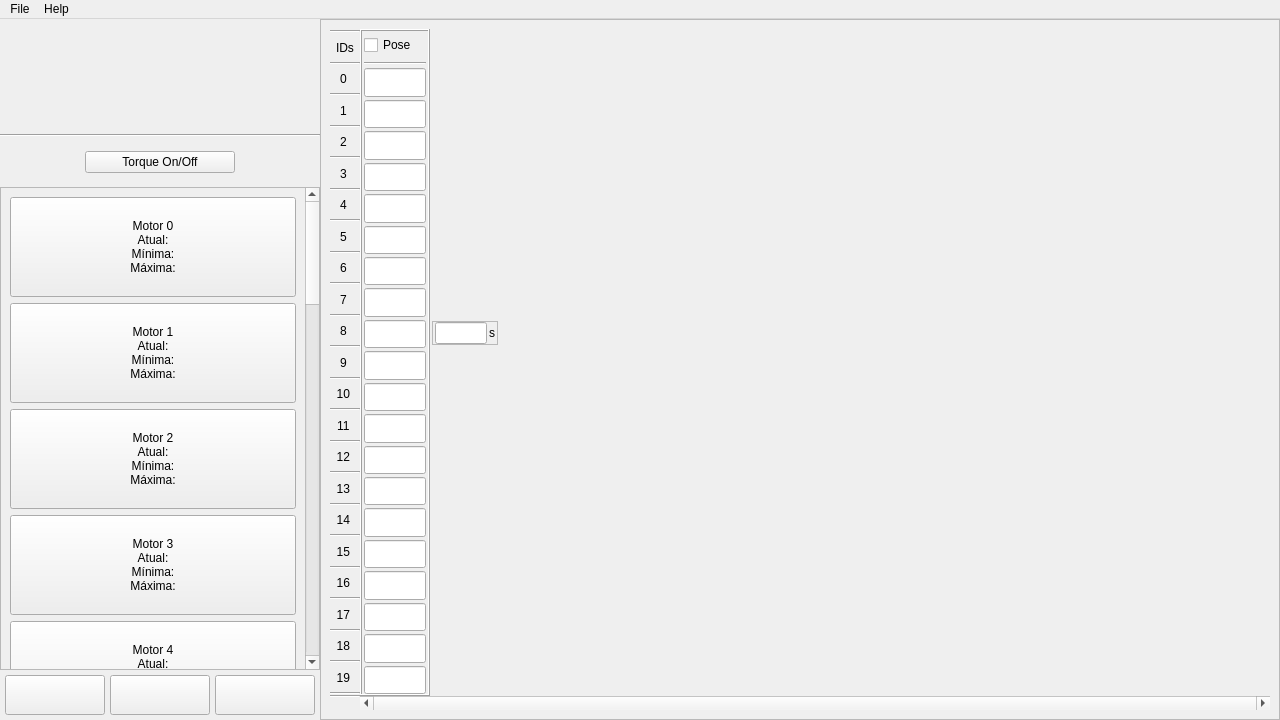
Above: src/movement_bioloid/movement_pages/ui/pages.ui from edromufu/edromufu before the change. Below: the same form after it.
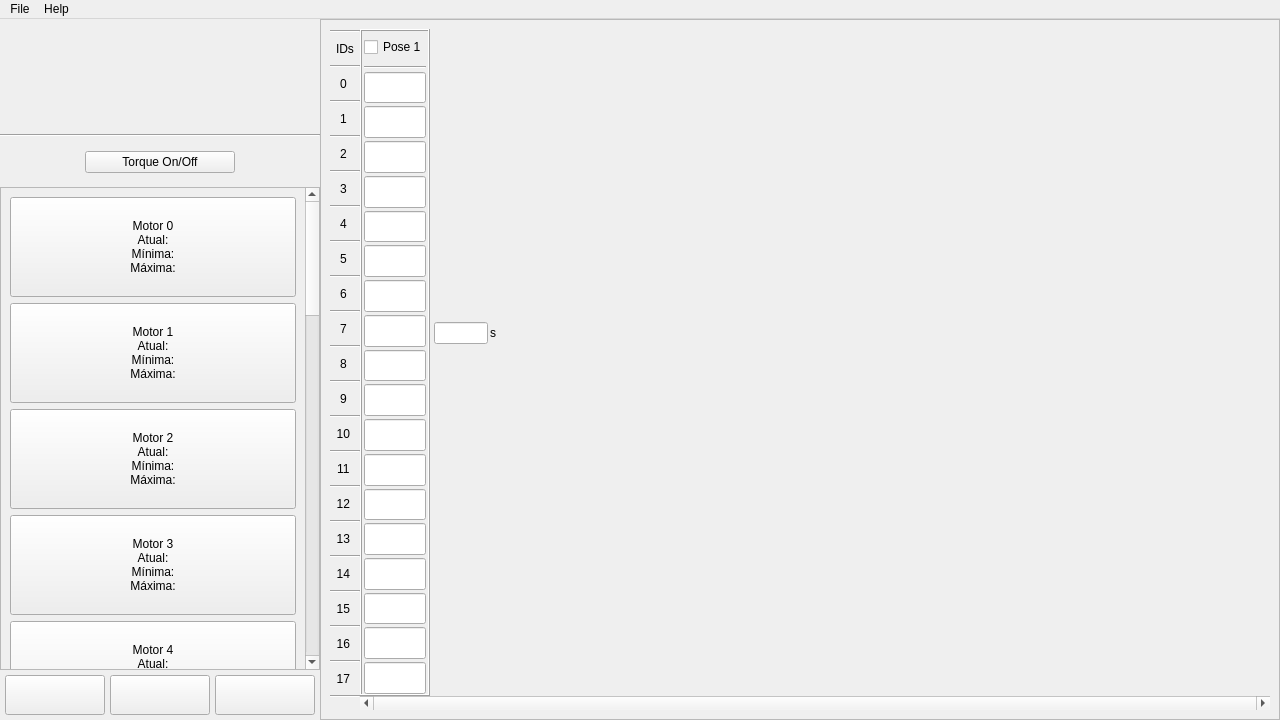
That is the form after the change. Icons and pictures are not drawn.

Commit message: Botões já responsivos para o torque, posição atual sendo capturada e mostrada na tela.

Diff of the .ui file:
```diff
--- a/src/movement_bioloid/movement_pages/ui/pages.ui
+++ b/src/movement_bioloid/movement_pages/ui/pages.ui
@@ -303,9 +303,9 @@
                    <property name="geometry">
                     <rect>
                      <x>0</x>
-                     <y>0</y>
-                     <width>301</width>
-                     <height>2132</height>
+                     <y>-1442</y>
+                     <width>304</width>
+                     <height>1920</height>
                     </rect>
                    </property>
                    <layout class="QVBoxLayout" name="verticalLayout_3">
@@ -705,50 +705,6 @@
                       </property>
                      </widget>
                     </item>
-                    <item>
-                     <widget class="QPushButton" name="motor18">
-                      <property name="minimumSize">
-                       <size>
-                        <width>0</width>
-                        <height>100</height>
-                       </size>
-                      </property>
-                      <property name="maximumSize">
-                       <size>
-                        <width>16777215</width>
-                        <height>100</height>
-                       </size>
-                      </property>
-                      <property name="text">
-                       <string>Motor 18
-Atual:
-Mínima:
-Máxima:</string>
-                      </property>
-                     </widget>
-                    </item>
-                    <item>
-                     <widget class="QPushButton" name="motor19">
-                      <property name="minimumSize">
-                       <size>
-                        <width>0</width>
-                        <height>100</height>
-                       </size>
-                      </property>
-                      <property name="maximumSize">
-                       <size>
-                        <width>16777215</width>
-                        <height>100</height>
-                       </size>
-                      </property>
-                      <property name="text">
-                       <string>Motor 19
-Atual:
-Mínima:
-Máxima:</string>
-                      </property>
-                     </widget>
-                    </item>
                    </layout>
                   </widget>
                  </widget>
@@ -1494,71 +1450,6 @@
                </property>
               </widget>
              </item>
-             <item>
-              <widget class="QLabel" name="label_95">
-               <property name="minimumSize">
-                <size>
-                 <width>10</width>
-                 <height>10</height>
-                </size>
-               </property>
-               <property name="maximumSize">
-                <size>
-                 <width>50</width>
-                 <height>50</height>
-                </size>
-               </property>
-               <property name="text">
-                <string>18 </string>
-               </property>
-               <property name="alignment">
-                <set>Qt::AlignCenter</set>
-               </property>
-              </widget>
-             </item>
-             <item>
-              <widget class="Line" name="line_21">
-               <property name="orientation">
-                <enum>Qt::Horizontal</enum>
-               </property>
-              </widget>
-             </item>
-             <item>
-              <widget class="QLabel" name="label_93">
-               <property name="minimumSize">
-                <size>
-                 <width>10</width>
-                 <height>10</height>
-                </size>
-               </property>
-               <property name="maximumSize">
-                <size>
-                 <width>50</width>
-                 <height>50</height>
-                </size>
-               </property>
-               <property name="text">
-                <string>19 </string>
-               </property>
-               <property name="alignment">
-                <set>Qt::AlignCenter</set>
-               </property>
-              </widget>
-             </item>
-             <item>
-              <widget class="Line" name="line_23">
-               <property name="orientation">
-                <enum>Qt::Horizontal</enum>
-               </property>
-              </widget>
-             </item>
-             <item>
-              <widget class="Line" name="line_22">
-               <property name="orientation">
-                <enum>Qt::Horizontal</enum>
-               </property>
-              </widget>
-             </item>
              <item>
               <spacer name="verticalSpacer">
                <property name="orientation">
@@ -1598,7 +1489,7 @@
                <x>0</x>
                <y>0</y>
                <width>910</width>
-               <height>662</height>
+               <height>664</height>
               </rect>
              </property>
              <layout class="QHBoxLayout" name="horizontalLayout_8">
@@ -1657,13 +1548,13 @@
                   <widget class="QCheckBox" name="checkBox">
                    <property name="minimumSize">
                     <size>
-                     <width>10</width>
-                     <height>10</height>
+                     <width>70</width>
+                     <height>9</height>
                     </size>
                    </property>
                    <property name="maximumSize">
                     <size>
-                     <width>50</width>
+                     <width>70</width>
                      <height>50</height>
                     </size>
                    </property>
@@ -1967,38 +1858,6 @@
                    </property>
                   </widget>
                  </item>
-                 <item>
-                  <widget class="QLineEdit" name="lineEdit_2">
-                   <property name="minimumSize">
-                    <size>
-                     <width>10</width>
-                     <height>10</height>
-                    </size>
-                   </property>
-                   <property name="maximumSize">
-                    <size>
-                     <width>500</width>
-                     <height>50</height>
-                    </size>
-                   </property>
-                  </widget>
-                 </item>
-                 <item>
-                  <widget class="QLineEdit" name="lineEdit">
-                   <property name="minimumSize">
-                    <size>
-                     <width>10</width>
-                     <height>10</height>
-                    </size>
-                   </property>
-                   <property name="maximumSize">
-                    <size>
-                     <width>500</width>
-                     <height>50</height>
-                    </size>
-                   </property>
-                  </widget>
-                 </item>
                 </layout>
                </widget>
               </item>
@@ -2054,7 +1913,7 @@
                  <item>
                   <widget class="QFrame" name="frame">
                    <property name="frameShape">
-                    <enum>QFrame::StyledPanel</enum>
+                    <enum>QFrame::NoFrame</enum>
                    </property>
                    <property name="frameShadow">
                     <enum>QFrame::Raised</enum>
@@ -2173,7 +2032,7 @@
      <x>0</x>
      <y>0</y>
      <width>1280</width>
-     <height>21</height>
+     <height>22</height>
     </rect>
    </property>
    <widget class="QMenu" name="menuFile">
```
The commit also changes 4 other files.
